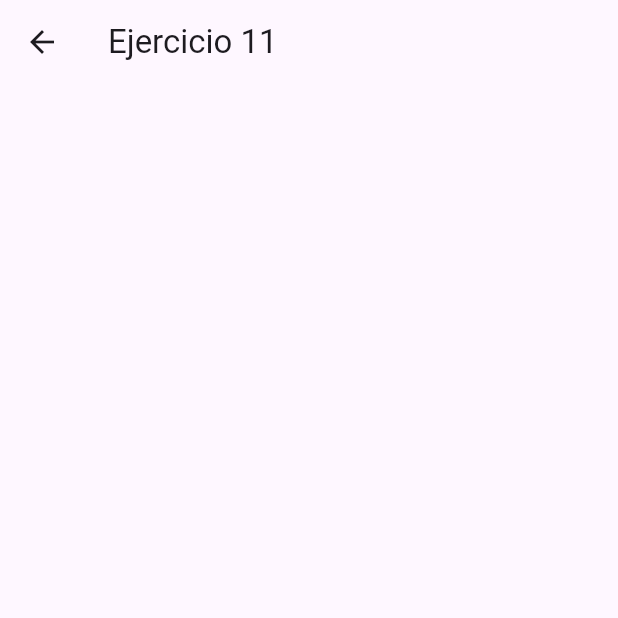
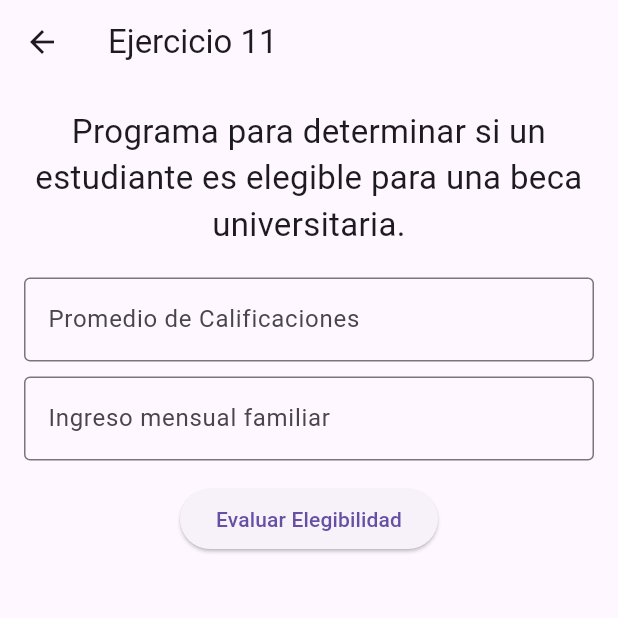
Before and after one commit to yadilis/mov3_ACT, a Flutter app: the Ejercicio11 screen opened directly, on a phone screen of 412 x 824 dp, the top half of it. Run offline on Flutter 3.47's test engine with Material 3 defaults, Android fonts, the phone set to English and light mode, and no system bars.

Commit message:
ultimos cambios

```diff
--- a/lib/screens/ejercicio11Screen.dart
+++ b/lib/screens/ejercicio11Screen.dart
@@ -7,16 +7,80 @@
   Widget build(BuildContext context) {
     return Scaffold(
       appBar: AppBar(title: const Text("Ejercicio 11")),
-      body:  Column(
-
+      body: Padding(
+        padding: const EdgeInsets.all(16.0),
+        child: Column(
           children: [
-             Text("", style: TextStyle(fontSize: 24)),
-
-
-
+            const Text(
+              "Programa para determinar si un estudiante es elegible para una beca universitaria.",
+              style: TextStyle(fontSize: 22),
+              textAlign: TextAlign.center,
+            ),
+            const SizedBox(height: 20),
+            formularioBeca(context),
           ],
         ),
-
+      ),
     );
   }
 }
+
+Widget formularioBeca(BuildContext context) {
+  TextEditingController _promedio = TextEditingController();
+  TextEditingController _ingreso = TextEditingController();
+
+  return Column(
+    children: [
+      TextField(
+        controller: _promedio,
+        keyboardType: TextInputType.number,
+        decoration: const InputDecoration(
+          border: OutlineInputBorder(),
+          label: Text("Promedio de Calificaciones"),
+        ),
+      ),
+      const SizedBox(height: 10),
+      TextField(
+        controller: _ingreso,
+        keyboardType: TextInputType.number,
+        decoration: const InputDecoration(
+          border: OutlineInputBorder(),
+          label: Text("Ingreso mensual familiar"),
+        ),
+      ),
+      const SizedBox(height: 15),
+      ElevatedButton(
+        onPressed: () {
+          mostrarResultado(context, _promedio.text, _ingreso.text);
+        },
+        child: const Text("Evaluar Elegibilidad"),
+      ),
+    ],
+  );
+}
+
+void mostrarResultado(BuildContext context, String promedioText, String ingresoText) {
+  double promedio = double.tryParse(promedioText) ?? 0;
+  double ingreso = double.tryParse(ingresoText) ?? double.infinity;
+
+  String resultado;
+  if (promedio >= 9 && ingreso < 3000) {
+    resultado = "El estudiante aplica para la beca.";
+  } else {
+    resultado = "El estudiante no aplica para la beca.";
+  }
+
+  showDialog(
+    context: context,
+    builder: (context) => AlertDialog(
+      title: const Text("Resultado de la Evaluación"),
+      content: Text(resultado),
+      actions: [
+        TextButton(
+          onPressed: () => Navigator.pop(context),
+          child: const Text("Cerrar"),
+        ),
+      ],
+    ),
+  );
+}
```
Also changed, not shown: lib/screens/ejercicio12Screen.dart (+71 -7 lines).
